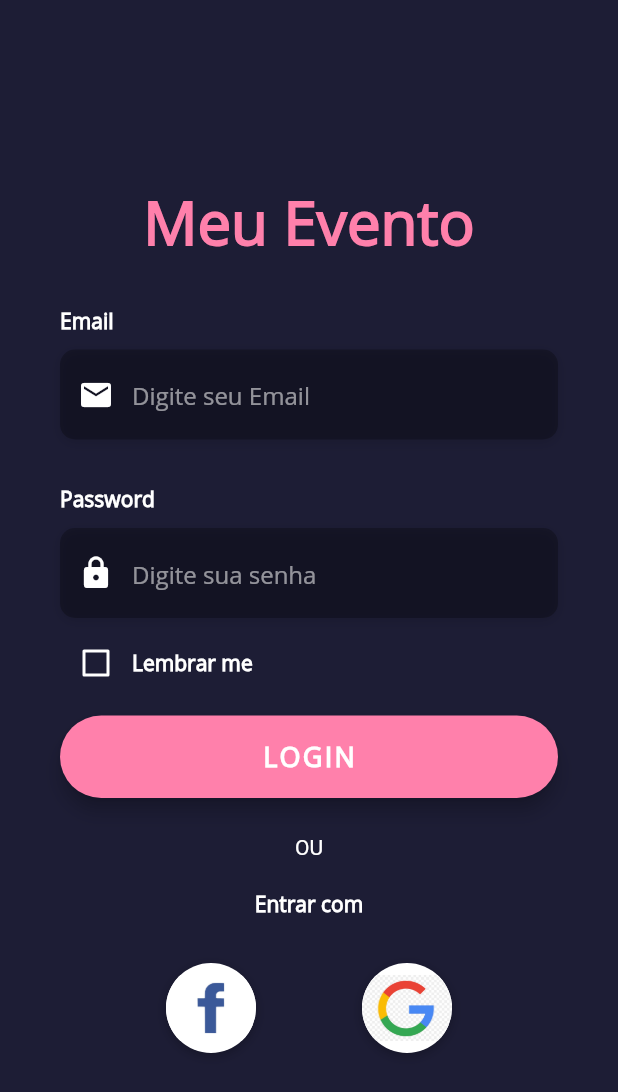
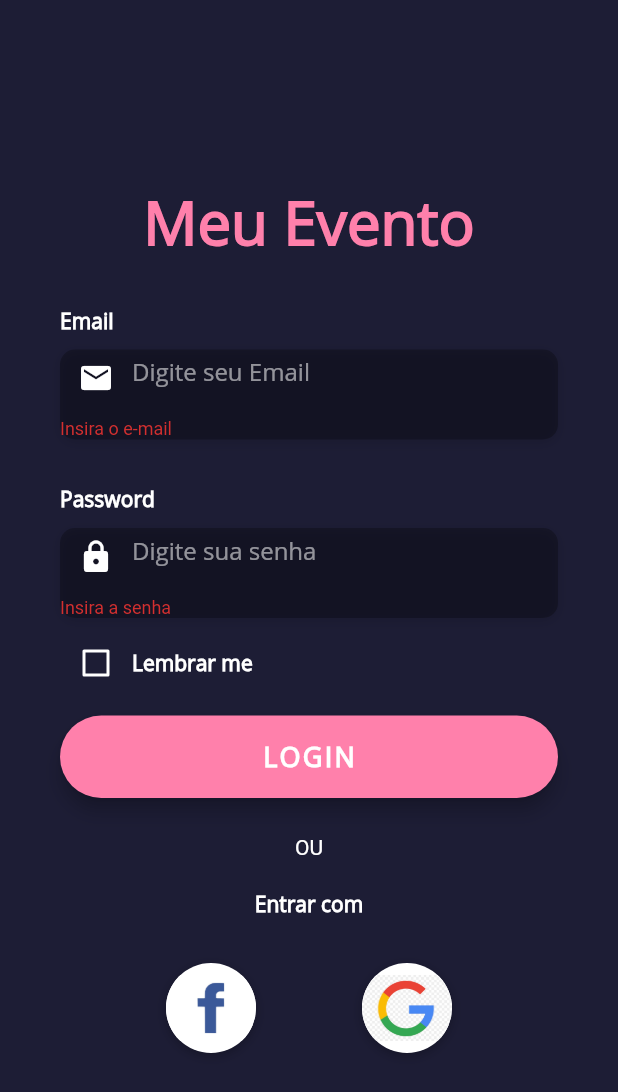
Before and after one commit to CaldeiraGustavo/MeuEvento, a Flutter app: the screen it shows after launch, after a tap on "LOGIN", on a phone screen of 412 x 824 dp. Shown: the top 1092 px of the screen. Run offline on Flutter 3.47's test engine with Material 2 defaults, Android fonts, the phone set to English and light mode, and no system bars; our stand-ins replace cloud_firestore, csv, file_picker, firebase_auth, firebase_core, firebase_storage and 1 more; accounts and stored records are empty.

Commit message:
Validação de campos preenchidos no login

```diff
--- a/lib/app/views/evento_list.dart
+++ b/lib/app/views/evento_list.dart
@@ -27,7 +27,7 @@ class _EventList extends State<EventoList> {
     return Scaffold(
       appBar: AppBar(
         title: Text('Lista de Eventos'),
-        actions: <Widget>[LogoffButton()],
+        actions: <Widget>[logoffButton()],
       ),
       body: StreamBuilder<QuerySnapshot>(
         stream: FirebaseFirestore.instance.collection('Evento').snapshots(),
@@ -75,7 +75,7 @@ class _EventList extends State<EventoList> {
           );
         },
       );
-  Widget LogoffButton() => IconButton(
+  Widget logoffButton() => IconButton(
       icon: Icon(Icons.logout),
       onPressed: () async {
         await AuthService().signOut();
--- a/lib/app/views/login_page.dart
+++ b/lib/app/views/login_page.dart
@@ -13,6 +13,7 @@ class _LoginScreenState extends State<LoginScreen> {
   bool _rememberMe = false;
   late String email;
   late String senha;
+  final _form = GlobalKey<FormState>();
 
   @override
   void initState() {
@@ -34,10 +35,12 @@ class _LoginScreenState extends State<LoginScreen> {
           alignment: Alignment.centerLeft,
           decoration: kBoxDecorationStyle,
           height: 60.0,
-          child: TextField(
+          child: TextFormField(
             onChanged: (value) {
               this.email = value;
             },
+            validator: (title) =>
+                title != null && title.isEmpty ? 'Insira o e-mail' : null,
             keyboardType: TextInputType.emailAddress,
             style: TextStyle(
               color: Colors.white,
@@ -72,10 +75,12 @@ class _LoginScreenState extends State<LoginScreen> {
           alignment: Alignment.centerLeft,
           decoration: kBoxDecorationStyle,
           height: 60.0,
-          child: TextField(
+          child: TextFormField(
             onChanged: (value) {
               this.senha = value;
             },
+            validator: (title) =>
+                title != null && title.isEmpty ? 'Insira a senha' : null,
             obscureText: true,
             style: TextStyle(
               color: Colors.white,
@@ -97,20 +102,6 @@ class _LoginScreenState extends State<LoginScreen> {
       ],
     );
   }
-
-  /*Widget _buildForgotPasswordBtn() {
-    return Container(
-      alignment: Alignment.centerRight,
-      child: FlatButton(
-        onPressed: () => print('Forgot Password Button Pressed'),
-        padding: EdgeInsets.only(right: 0.0),
-        child: Text(
-          'Forgot Password?',
-          style: kLabelStyle,
-        ),
-      ),
-    );
-  }*/
 
   Widget _buildRememberMeCheckbox() {
     return Container(
@@ -146,7 +137,10 @@ class _LoginScreenState extends State<LoginScreen> {
       child: RaisedButton(
         elevation: 5.0,
         onPressed: () {
+          final isValid = _form.currentState!.validate();
+          if (isValid) {
             AuthService().signInWithEmail(this.email, this.senha);
+          }
         },
         padding: EdgeInsets.all(15.0),
         shape: RoundedRectangleBorder(
@@ -233,34 +227,6 @@ class _LoginScreenState extends State<LoginScreen> {
     );
   }
 
-  /*Widget _buildSignupBtn() {
-    return GestureDetector(
-      onTap: () => print('Sign Up Button Pressed'),
-      child: RichText(
-        text: TextSpan(
-          children: [
-            TextSpan(
-              text: 'Don\'t have an Account? ',
-              style: TextStyle(
-                color: Colors.white,
-                fontSize: 18.0,
-                fontWeight: FontWeight.w400,
-              ),
-            ),
-            TextSpan(
-              text: 'Sign Up',
-              style: TextStyle(
-                color: Colors.white,
-                fontSize: 18.0,
-                fontWeight: FontWeight.bold,
-              ),
-            ),
-          ],
-        ),
-      ),
-    );
-  }*/
-
   @override
   Widget build(BuildContext context) {
     return Scaffold(
@@ -295,6 +261,8 @@ class _LoginScreenState extends State<LoginScreen> {
                     horizontal: 40.0,
                     vertical: 120.0,
                   ),
+                  child: Form(
+                    key: _form,
                     child: Column(
                       mainAxisAlignment: MainAxisAlignment.center,
                       children: <Widget>[
@@ -313,13 +281,12 @@ class _LoginScreenState extends State<LoginScreen> {
                           height: 30.0,
                         ),
                         _buildPasswordTF(),
-                      //_buildForgotPasswordBtn(),
                         _buildRememberMeCheckbox(),
                         _buildLoginBtn(),
                         _buildSignInWithText(),
                         _buildSocialBtnRow(),
-                      //_buildSignupBtn(),
                       ],
+                    ),
                   ),
                 ),
               )
```
Lines whose indentation alone changed are shown as unchanged.
